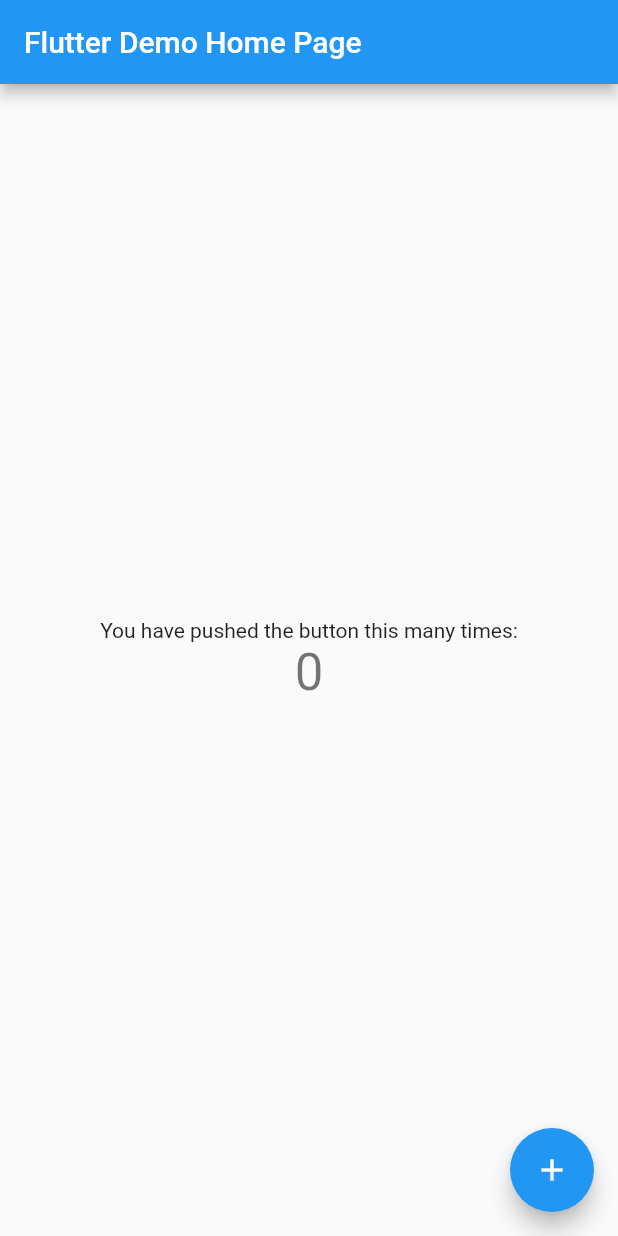
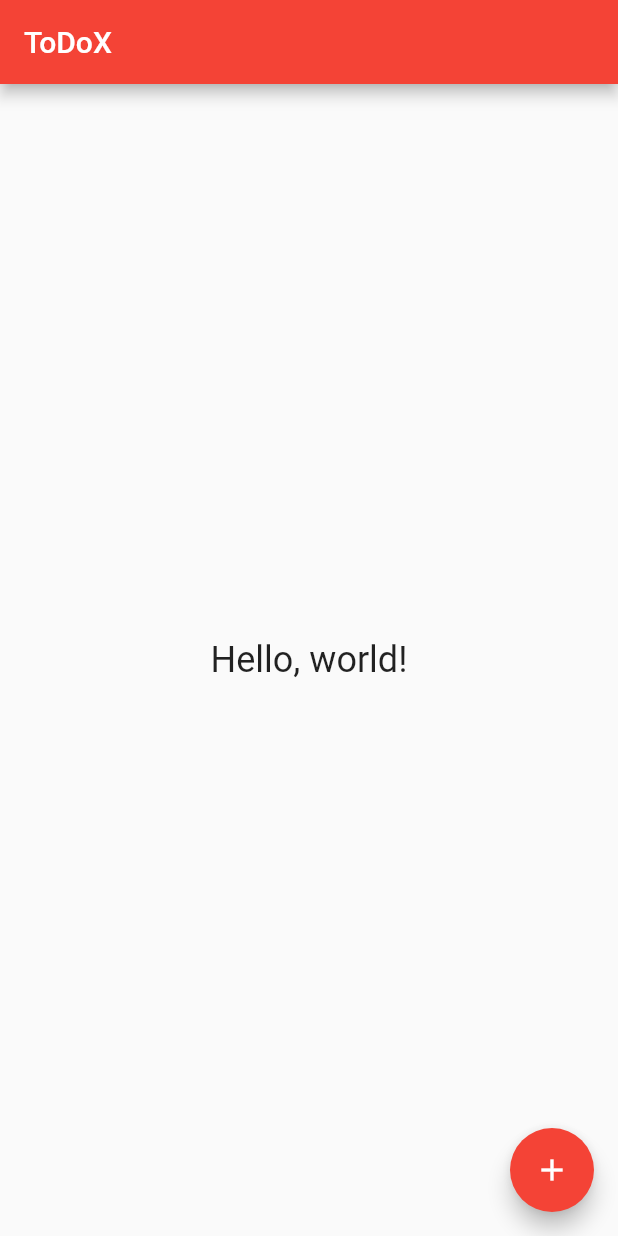
Before and after one commit to rayenealmeida/gerenciador_de_tarefas, a Flutter app: the screen it shows after launch, on a phone screen of 412 x 824 dp. Run offline on Flutter 3.47's test engine with Material 2 defaults, Android fonts, the phone set to English and light mode, and no system bars.

Commit message:
helloWorld

```diff
--- a/todox/lib/main.dart
+++ b/todox/lib/main.dart
@@ -5,111 +5,43 @@
 }
 
 class MyApp extends StatelessWidget {
-  const MyApp({super.key});
+  const MyApp({Key? key}) : super(key: key);
 
-  // This widget is the root of your application.
   @override
   Widget build(BuildContext context) {
     return MaterialApp(
-      title: 'Flutter Demo',
+      debugShowCheckedModeBanner: false,
+      title: 'Todox',
       theme: ThemeData(
-        // This is the theme of your application.
-        //
-        // Try running your application with "flutter run". You'll see the
-        // application has a blue toolbar. Then, without quitting the app, try
-        // changing the primarySwatch below to Colors.green and then invoke
-        // "hot reload" (press "r" in the console where you ran "flutter run",
-        // or simply save your changes to "hot reload" in a Flutter IDE).
-        // Notice that the counter didn't reset back to zero; the application
-        // is not restarted.
-        primarySwatch: Colors.blue,
+        primarySwatch: Colors.red,
       ),
-      home: const MyHomePage(title: 'Flutter Demo Home Page'),
+      home: const MyHomePage(title: 'ToDoX'),
     );
   }
 }
 
-class MyHomePage extends StatefulWidget {
-  const MyHomePage({super.key, required this.title});
-
-  // This widget is the home page of your application. It is stateful, meaning
-  // that it has a State object (defined below) that contains fields that affect
-  // how it looks.
-
-  // This class is the configuration for the state. It holds the values (in this
-  // case the title) provided by the parent (in this case the App widget) and
-  // used by the build method of the State. Fields in a Widget subclass are
-  // always marked "final".
+class MyHomePage extends StatelessWidget {
+  const MyHomePage({Key? key, required this.title}) : super(key: key);
 
   final String title;
 
   @override
-  State<MyHomePage> createState() => _MyHomePageState();
-}
-
-class _MyHomePageState extends State<MyHomePage> {
-  int _counter = 0;
-
-  void _incrementCounter() {
-    setState(() {
-      // This call to setState tells the Flutter framework that something has
-      // changed in this State, which causes it to rerun the build method below
-      // so that the display can reflect the updated values. If we changed
-      // _counter without calling setState(), then the build method would not be
-      // called again, and so nothing would appear to happen.
-      _counter++;
-    });
-  }
-
-  @override
   Widget build(BuildContext context) {
-    // This method is rerun every time setState is called, for instance as done
-    // by the _incrementCounter method above.
-    //
-    // The Flutter framework has been optimized to make rerunning build methods
-    // fast, so that you can just rebuild anything that needs updating rather
-    // than having to individually change instances of widgets.
     return Scaffold(
       appBar: AppBar(
-        // Here we take the value from the MyHomePage object that was created by
-        // the App.build method, and use it to set our appbar title.
-        title: Text(widget.title),
+        title: Text(title),
       ),
-      body: Center(
-        // Center is a layout widget. It takes a single child and positions it
-        // in the middle of the parent.
-        child: Column(
-          // Column is also a layout widget. It takes a list of children and
-          // arranges them vertically. By default, it sizes itself to fit its
-          // children horizontally, and tries to be as tall as its parent.
-          //
-          // Invoke "debug painting" (press "p" in the console, choose the
-          // "Toggle Debug Paint" action from the Flutter Inspector in Android
-          // Studio, or the "Toggle Debug Paint" command in Visual Studio Code)
-          // to see the wireframe for each widget.
-          //
-          // Column has various properties to control how it sizes itself and
-          // how it positions its children. Here we use mainAxisAlignment to
-          // center the children vertically; the main axis here is the vertical
-          // axis because Columns are vertical (the cross axis would be
-          // horizontal).
-          mainAxisAlignment: MainAxisAlignment.center,
-          children: <Widget>[
-            const Text(
-              'You have pushed the button this many times:',
-            ),
-            Text(
-              '$_counter',
-              style: Theme.of(context).textTheme.headlineMedium,
-            ),
-          ],
+      body: const Center(
+        child: Text(
+          'Hello, world!',
+          style: TextStyle(fontSize: 24),
         ),
       ),
       floatingActionButton: FloatingActionButton(
-        onPressed: _incrementCounter,
-        tooltip: 'Increment',
+        onPressed: () {},
+        tooltip: 'Adicionar',
         child: const Icon(Icons.add),
-      ), // This trailing comma makes auto-formatting nicer for build methods.
+      ),
     );
   }
 }
```
